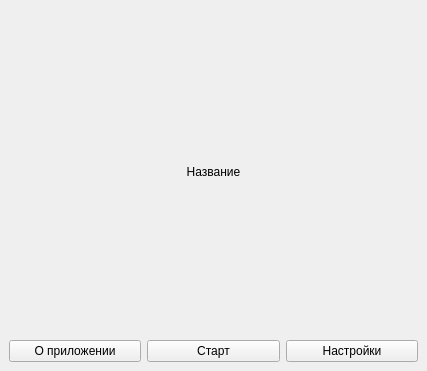
Qt form ui/main_window.ui (waire-p/EyeSA) before a commit.
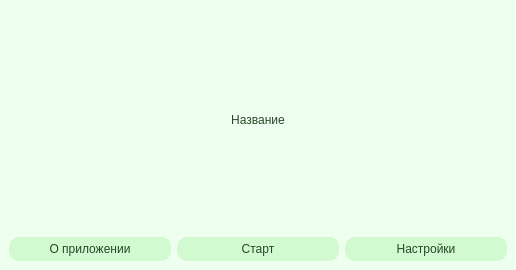
The same form after that commit.

Patch:
```diff
--- a/ui/main_window.ui
+++ b/ui/main_window.ui
@@ -6,13 +6,29 @@
    <rect>
     <x>0</x>
     <y>0</y>
-    <width>427</width>
-    <height>371</height>
+    <width>516</width>
+    <height>270</height>
    </rect>
   </property>
   <property name="windowTitle">
    <string>Главное окно</string>
   </property>
+  <property name="styleSheet">
+   <string notr="true">QWidget{
+font: 16pt &quot;Bahnschrift&quot;;
+background-color: rgb(239, 255, 239);
+color: rgb(40, 70, 40);
+}
+QPushButton{
+border-radius: 10px;
+transition: .2s linear;
+background-color: rgb(209, 250, 209);
+padding:5px;
+padding-left: 10px;
+padding-right: 10px;
+min-width: 140px;
+}</string>
+  </property>
   <widget class="QWidget" name="centralwidget">
    <layout class="QVBoxLayout" name="verticalLayout_2">
     <item>
@@ -44,6 +60,9 @@
         </property>
         <item>
          <widget class="QPushButton" name="about_button">
+          <property name="styleSheet">
+           <string notr="true"/>
+          </property>
           <property name="text">
            <string>О приложении</string>
           </property>
@@ -51,6 +70,9 @@
         </item>
         <item>
          <widget class="QPushButton" name="start_button">
+          <property name="styleSheet">
+           <string notr="true"/>
+          </property>
           <property name="text">
            <string>Старт</string>
           </property>
@@ -58,6 +80,9 @@
         </item>
         <item>
          <widget class="QPushButton" name="settings_button">
+          <property name="styleSheet">
+           <string notr="true"/>
+          </property>
           <property name="text">
            <string>Настройки</string>
           </property>
```
Left out of the diff: 2 changed lines with no effect on the pictures.
